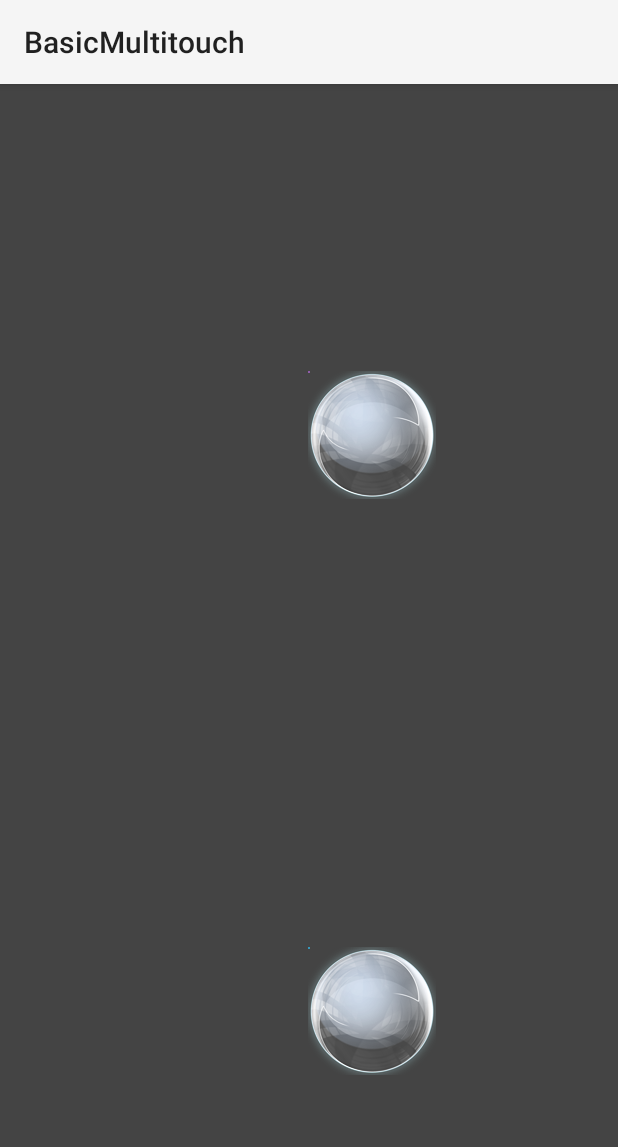
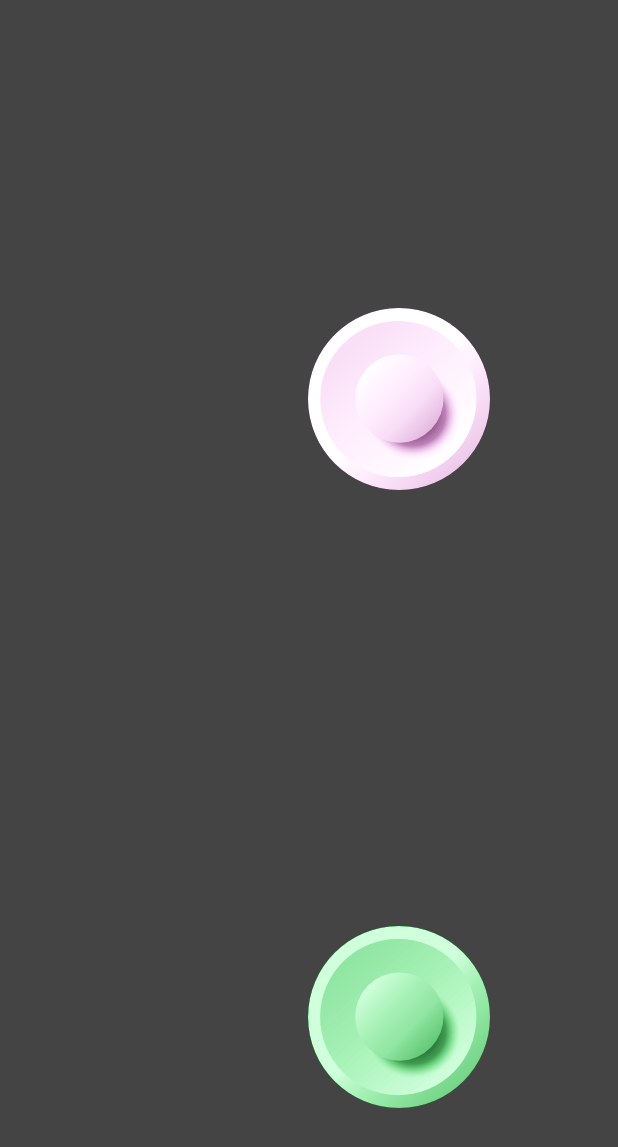
Before and after one commit to chris710/Air-Hockey, an Android app: the screen it shows after launch (MainActivity), on a phone screen of 412 x 824 dp. Shown: the top 1147 px of the screen. Run offline under Robolectric (Android 15) with nearby library versions, the phone set to English and light mode, and no system bars.

Commit message:
MALLETS & COLORS
- no Action BAr
- bitmaps changed to mallets

```diff
--- a/BasicMultitouch/Application/src/main/AndroidManifest.xml
+++ b/BasicMultitouch/Application/src/main/AndroidManifest.xml
@@ -29,6 +29,7 @@
         android:theme="@style/AppTheme" >
         <activity
             android:name=".MainActivity"
+            android:theme="@android:style/Theme.NoTitleBar.Fullscreen"
             android:label="@string/app_name" >
             <intent-filter>
                 <action android:name="android.intent.action.MAIN" />
--- a/BasicMultitouch/Application/src/main/java/com/example/android/basicmultitouch/TouchDisplayView.java
+++ b/BasicMultitouch/Application/src/main/java/com/example/android/basicmultitouch/TouchDisplayView.java
@@ -58,6 +58,10 @@ public class TouchDisplayView extends View {
 
     //scale for deciding how big the objects are going to be displayed
     public float scale;
+
+    //bitmaps
+    Bitmap mBitmapG = BitmapFactory.decodeResource(getResources(), R.drawable.mallet_green);
+    Bitmap mBitmapP = BitmapFactory.decodeResource(getResources(), R.drawable.mallet_pink);
 
 
     /**
@@ -390,11 +394,16 @@ public class TouchDisplayView extends View {
     protected void drawCircle(Canvas canvas, TouchPoint data) {
         //set color of circle/ set picture depending on who they are = upper boeard or down half
         int color = COLORS[0];
+        float radius = scale;
+
         if(data == malletUp & !mUpTouch) {
             color = COLORS[1];
             mUpTouch = true;    //only one circle in the upper region of the board
+            canvas.drawBitmap(mBitmapP, data.x - radius, data.y - radius, mCirclePaint);
         } else if(data == malletDown & !mDownTouch) {
             mDownTouch = true;  //only one circle in the down region of the board
+            canvas.drawBitmap(mBitmapG, data.x - radius, data.y - radius, mCirclePaint);
+
         } else return;
 
         Log.i("mTouches.size", Integer.toString(mTouches.size()));
@@ -407,13 +416,10 @@ public class TouchDisplayView extends View {
          */
         //float pressure = Math.min(data.pressure, 1f);
 
-        float radius = scale;
 
-        canvas.drawCircle(data.x, data.y, radius,
-                mCirclePaint);
+        //canvas.drawCircle(data.x, data.y, radius,  mCirclePaint);
         // Load basic bubble Bitmap
-        Bitmap mBitmap = BitmapFactory.decodeResource(getResources(), R.drawable.b128);
-        canvas.drawBitmap( mBitmap, data.x - radius, data.y - radius, mCirclePaint);
+
 
         // draw all historical points with a lower alpha value
         /*mCirclePaint.setAlpha(125);
```
Also changed, not shown: BasicMultitouch/Application/src/main/res/drawable-hdpi/mallet_green.png (added), BasicMultitouch/Application/src/main/res/drawable-hdpi/mallet_pink.png (added), 65 other files.
